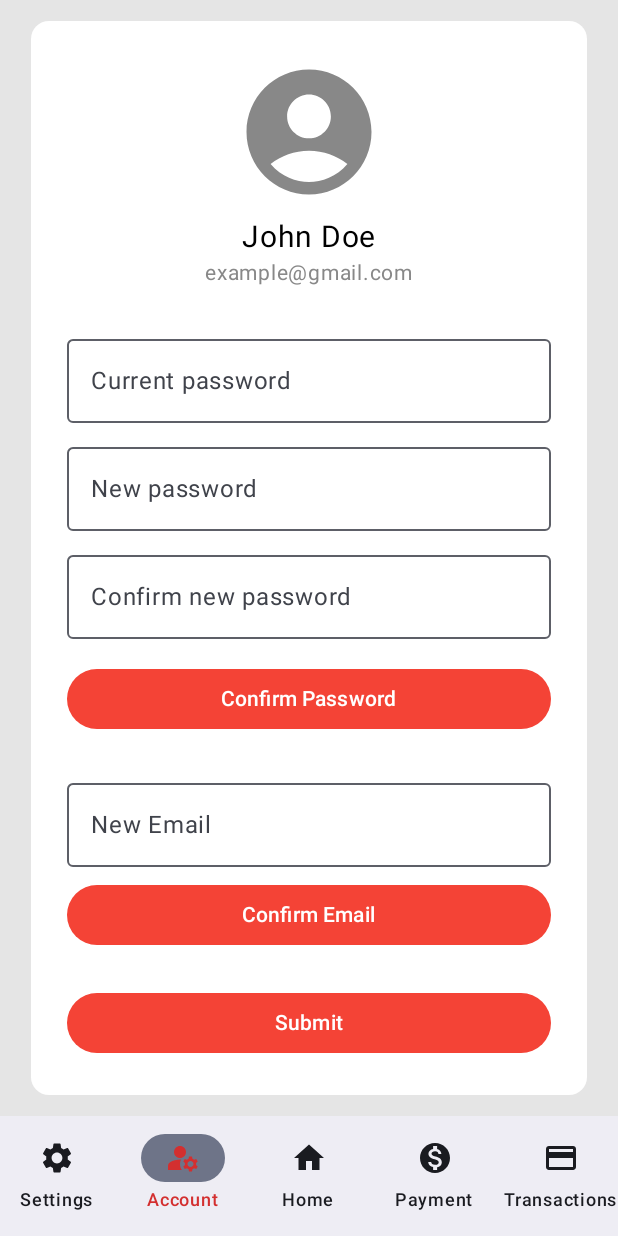
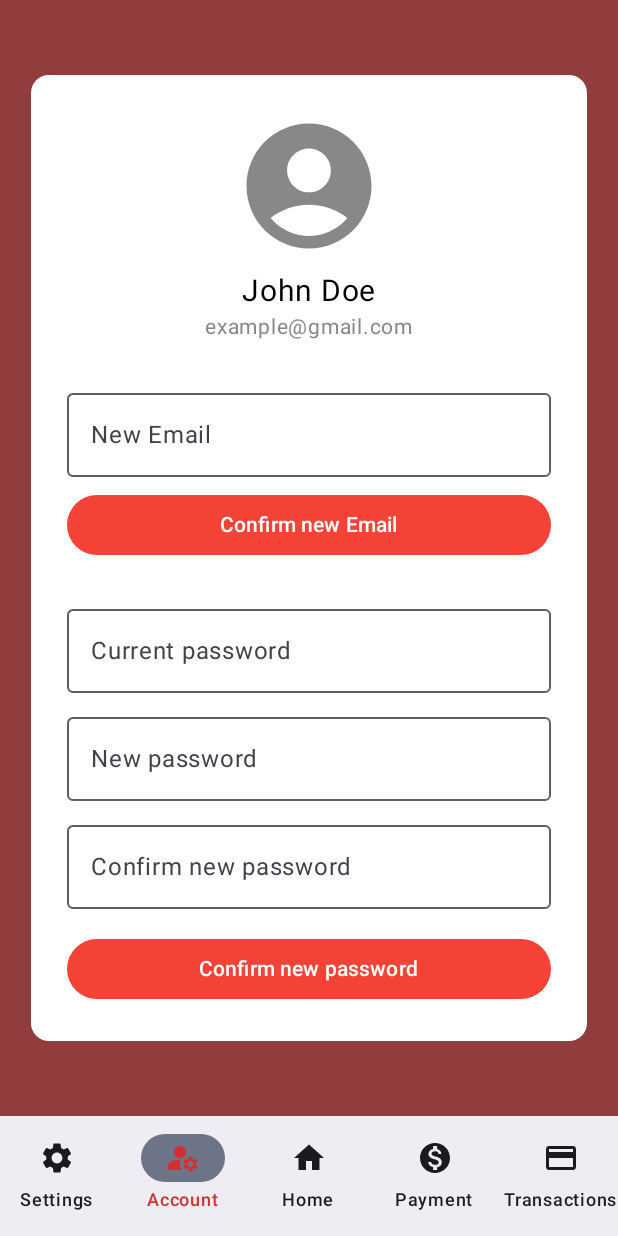
Before and after one commit to muhamedsubasic/ShungiteX-Banking-App, an Android app built with Jetpack Compose: the AccountScreen screen opened through its navigation route, on a phone screen of 412 x 824 dp. Run offline under Robolectric (Android 15) with nearby library versions, the phone set to English and light mode, and no system bars.

Commit message:
Changed Account and Login screens

```diff
--- a/app/src/main/java/com/example/mob_project/screens/AccountScreen.kt
+++ b/app/src/main/java/com/example/mob_project/screens/AccountScreen.kt
@@ -9,6 +9,7 @@ import androidx.compose.runtime.*
 import androidx.compose.ui.Alignment
 import androidx.compose.ui.Modifier
 import androidx.compose.ui.graphics.Color
+import androidx.compose.ui.text.input.PasswordVisualTransformation
 import androidx.compose.ui.unit.dp
 import androidx.compose.ui.unit.sp
 
@@ -22,7 +23,7 @@ fun AccountScreen() {
     Box(
         modifier = Modifier
             .fillMaxSize()
-            .background(Color(0xFFE5E5E5)),
+            .background(Color(0xFF913D3D)),
         contentAlignment = Alignment.Center
     ) {
         Column(
@@ -47,6 +48,32 @@ fun AccountScreen() {
             Spacer(modifier = Modifier.height(24.dp))
 
             OutlinedTextField(
+                value = newEmail,
+                onValueChange = { newEmail = it },
+                label = { Text("New Email") },
+                modifier = Modifier.fillMaxWidth(),
+                colors = OutlinedTextFieldDefaults.colors(
+                    focusedBorderColor = Color(0xFFD32F2F),
+                    focusedLabelColor = Color(0xFFD32F2F),
+                    cursorColor = Color(0xFFD32F2F)
+                )
+            )
+
+            Spacer(modifier = Modifier.height(8.dp))
+
+            Button(
+                onClick = { /* Confirm email change */ },
+                modifier = Modifier.fillMaxWidth(),
+                colors = ButtonDefaults.buttonColors(containerColor = Color(0xFFF44336))
+            ) {
+                Text("Confirm new Email", color = Color.White)
+            }
+
+            Spacer(modifier = Modifier.height(24.dp))
+
+
+
+            OutlinedTextField(
                 value = currentPassword,
                 onValueChange = { currentPassword = it },
                 label = { Text("Current password") },
@@ -65,6 +92,7 @@ fun AccountScreen() {
                 onValueChange = { newPassword = it },
                 label = { Text("New password") },
                 modifier = Modifier.fillMaxWidth(),
+                visualTransformation = PasswordVisualTransformation(), // This hides the text
                 colors = OutlinedTextFieldDefaults.colors(
                     focusedBorderColor = Color(0xFFD32F2F),
                     focusedLabelColor = Color(0xFFD32F2F),
@@ -79,6 +107,7 @@ fun AccountScreen() {
                 onValueChange = { confirmPassword = it },
                 label = { Text("Confirm new password") },
                 modifier = Modifier.fillMaxWidth(),
+                visualTransformation = PasswordVisualTransformation(),
                 colors = OutlinedTextFieldDefaults.colors(
                     focusedBorderColor = Color(0xFFD32F2F),
                     focusedLabelColor = Color(0xFFD32F2F),
@@ -93,42 +122,22 @@ fun AccountScreen() {
                 modifier = Modifier.fillMaxWidth(),
                 colors = ButtonDefaults.buttonColors(containerColor = Color(0xFFF44336))
             ) {
-                Text("Confirm Password", color = Color.White)
+                Text("Confirm new password", color = Color.White)
             }
 
-            Spacer(modifier = Modifier.height(24.dp))
 
-            OutlinedTextField(
-                value = newEmail,
-                onValueChange = { newEmail = it },
-                label = { Text("New Email") },
-                modifier = Modifier.fillMaxWidth(),
-                colors = OutlinedTextFieldDefaults.colors(
-                    focusedBorderColor = Color(0xFFD32F2F),
-                    focusedLabelColor = Color(0xFFD32F2F),
-                    cursorColor = Color(0xFFD32F2F)
-                )
-            )
 
-            Spacer(modifier = Modifier.height(8.dp))
+//          Removed all of this because there is no reason to have an additional submit button. The user
+//          should be able to either submit new email or new password after pressing it's respective button
+//            Spacer(modifier = Modifier.height(24.dp))
+//            Button(
+//                onClick = { /* Submit all changes */ },
+//                modifier = Modifier.fillMaxWidth(),
+//                colors = ButtonDefaults.buttonColors(containerColor = Color(0xFFF44336))
+//            ) {
+//                Text("Submit", color = Color.White)
+//            }
 
-            Button(
-                onClick = { /* Confirm email change */ },
-                modifier = Modifier.fillMaxWidth(),
-                colors = ButtonDefaults.buttonColors(containerColor = Color(0xFFF44336))
-            ) {
-                Text("Confirm Email", color = Color.White)
-            }
-
-            Spacer(modifier = Modifier.height(24.dp))
-
-            Button(
-                onClick = { /* Submit all changes */ },
-                modifier = Modifier.fillMaxWidth(),
-                colors = ButtonDefaults.buttonColors(containerColor = Color(0xFFF44336))
-            ) {
-                Text("Submit", color = Color.White)
-            }
         }
     }
 }
--- a/app/src/main/java/com/example/mob_project/screens/LoginScreen.kt
+++ b/app/src/main/java/com/example/mob_project/screens/LoginScreen.kt
@@ -55,7 +55,7 @@ fun LoginScreen(navController: NavHostController) {
         OutlinedTextField(
             value = email,
             onValueChange = { email = it },
-            label = { Text("Email", color = Color.Red) },
+            label = { Text("Email", color = Color.DarkGray) },
             singleLine = true,
             modifier = Modifier
                 .fillMaxWidth(),
@@ -63,8 +63,8 @@ fun LoginScreen(navController: NavHostController) {
                 focusedBorderColor = Color.Red,
                 unfocusedBorderColor = Color.DarkGray,
                 cursorColor = Color.Red,
-                focusedLabelColor = Color.Red,
-                unfocusedLabelColor = Color.Gray,
+                focusedLabelColor = Color.Black,
+                unfocusedLabelColor = Color.DarkGray,
                 focusedTextColor = Color.Black,
                 unfocusedTextColor = Color.Black
             )
@@ -75,7 +75,7 @@ fun LoginScreen(navController: NavHostController) {
         OutlinedTextField(
             value = password,
             onValueChange = { password = it },
-            label = { Text("Password", color = Color.Red) },
+            label = { Text("Password", color = Color.DarkGray) },
             visualTransformation = PasswordVisualTransformation(),
             singleLine = true,
             modifier = Modifier
@@ -86,7 +86,7 @@ fun LoginScreen(navController: NavHostController) {
                 unfocusedBorderColor = Color.DarkGray,
                 cursorColor = Color.Red,
                 focusedLabelColor = Color.Red,
-                unfocusedLabelColor = Color.Gray,
+                unfocusedLabelColor = Color.DarkGray,
                 focusedTextColor = Color.Black,
                 unfocusedTextColor = Color.Black
             )
@@ -109,7 +109,7 @@ fun LoginScreen(navController: NavHostController) {
 
         Text(
             "Forgot password ?",
-            modifier = Modifier.align(Alignment.End),
+            modifier = Modifier.align(Alignment.CenterHorizontally),
             fontSize = 12.sp,
             color = Color.DarkGray
         )
```
Also changed, not shown: 1 other file.
